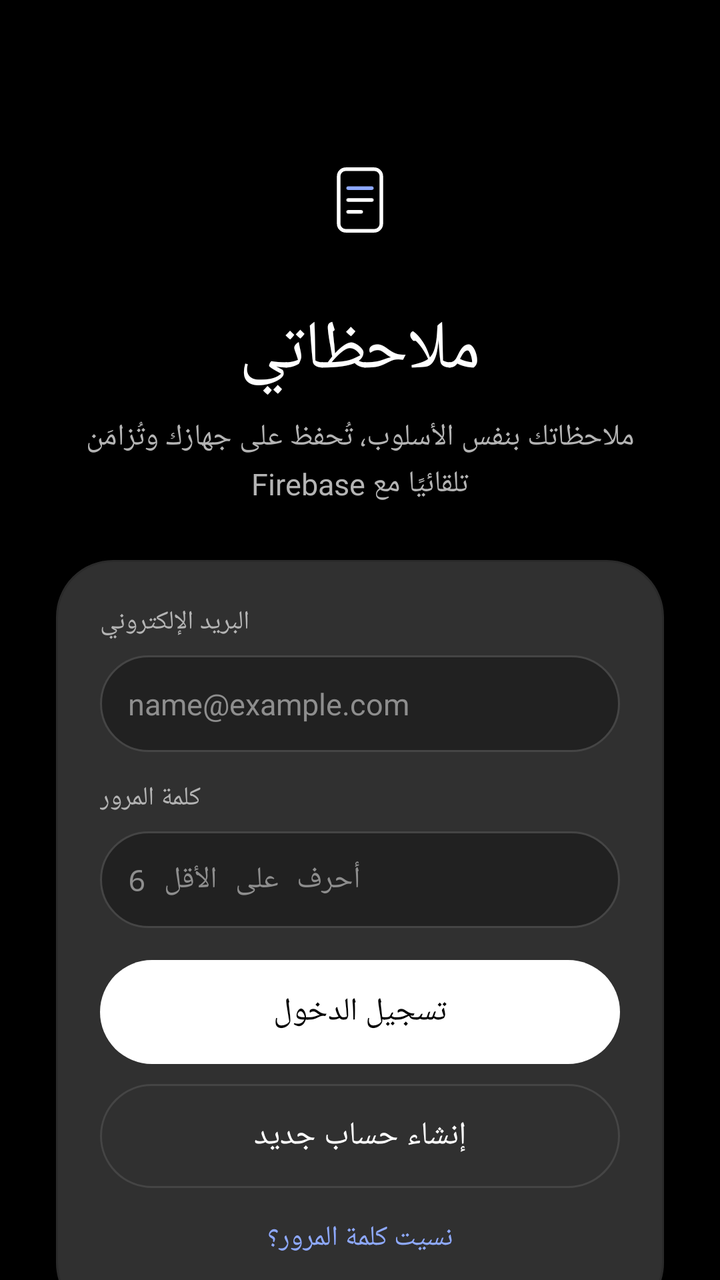
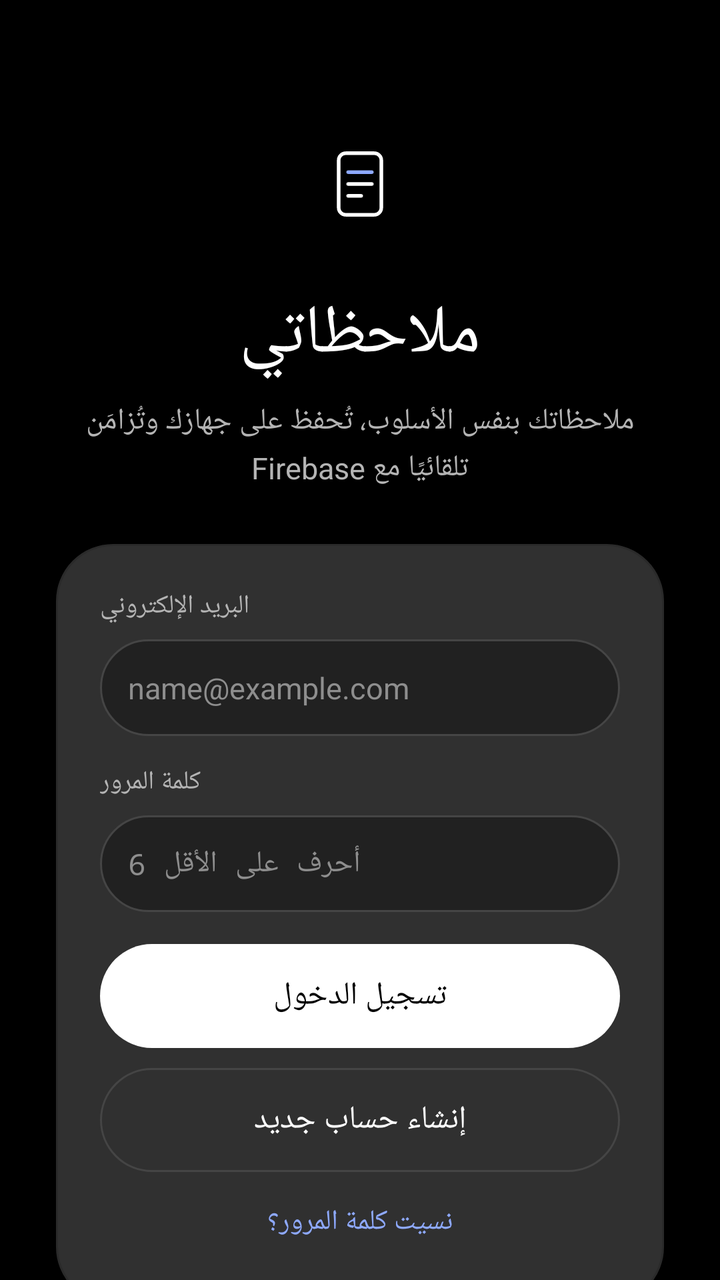

Compare the two renders of this Android layout. The source of the first and the diff that turns it into the second are given below.
<!-- AndroidManifest.xml: activity theme Theme.App.Starting -->
<!-- res/layout/activity_login.xml -->
<?xml version="1.0" encoding="utf-8"?>
<ScrollView xmlns:android="http://schemas.android.com/apk/res/android"
    android:layout_width="match_parent"
    android:layout_height="match_parent"
    android:background="@color/bg"
    android:fillViewport="true">

    <LinearLayout
        android:layout_width="match_parent"
        android:layout_height="wrap_content"
        android:gravity="center_horizontal"
        android:orientation="vertical"
        android:padding="28dp">

        <View
            android:layout_width="match_parent"
            android:layout_height="40dp" />

        <ImageView
            android:layout_width="64dp"
            android:layout_height="64dp"
            android:importantForAccessibility="no"
            android:src="@drawable/ic_mark" />

        <TextView
            android:layout_width="wrap_content"
            android:layout_height="wrap_content"
            android:layout_marginTop="20dp"
            android:fontFamily="serif"
            android:text="@string/app_name"
            android:textColor="@color/text_primary"
            android:textSize="34sp" />

        <TextView
            android:layout_width="wrap_content"
            android:layout_height="wrap_content"
            android:layout_marginTop="10dp"
            android:gravity="center"
            android:lineSpacingMultiplier="1.15"
            android:text="@string/login_subtitle"
            android:textColor="@color/text_secondary"
            android:textSize="15sp" />

        <LinearLayout
            android:layout_width="match_parent"
            android:layout_height="wrap_content"
            android:layout_marginTop="28dp"
            android:background="@drawable/bg_card"
            android:orientation="vertical"
            android:padding="22dp">

            <TextView
                android:layout_width="wrap_content"
                android:layout_height="wrap_content"
                android:text="@string/email"
                android:textColor="@color/text_secondary"
                android:textSize="13sp" />

            <EditText
                android:id="@+id/email"
                android:layout_width="match_parent"
                android:layout_height="wrap_content"
                android:layout_marginTop="8dp"
                android:background="@drawable/bg_input"
                android:hint="@string/email_hint"
                android:importantForAutofill="no"
                android:inputType="textEmailAddress"
                android:padding="14dp"
                android:textAlignment="viewStart"
                android:textColor="@color/text_primary"
                android:textColorHint="@color/text_hint"
                android:textDirection="ltr"
                android:textSize="15sp" />

            <TextView
                android:layout_width="wrap_content"
                android:layout_height="wrap_content"
                android:layout_marginTop="14dp"
                android:text="@string/password"
                android:textColor="@color/text_secondary"
                android:textSize="13sp" />

            <EditText
                android:id="@+id/password"
                android:layout_width="match_parent"
                android:layout_height="wrap_content"
                android:layout_marginTop="8dp"
                android:background="@drawable/bg_input"
                android:hint="@string/password_hint"
                android:importantForAutofill="no"
                android:inputType="textPassword"
                android:padding="14dp"
                android:textAlignment="viewStart"
                android:textColor="@color/text_primary"
                android:textColorHint="@color/text_hint"
                android:textDirection="ltr"
                android:textSize="15sp" />

            <TextView
                android:id="@+id/error"
                android:layout_width="match_parent"
                android:layout_height="wrap_content"
                android:layout_marginTop="12dp"
                android:lineSpacingMultiplier="1.15"
                android:textAlignment="viewStart"
                android:textColor="@color/bad"
                android:textSize="13sp"
                android:visibility="gone" />

            <Button
                android:id="@+id/btnLogin"
                style="@style/BtnPrimary"
                android:layout_width="match_parent"
                android:layout_height="wrap_content"
                android:layout_marginTop="16dp"
                android:text="@string/login" />

            <Button
                android:id="@+id/btnSignUp"
                style="@style/BtnSecondary"
                android:layout_width="match_parent"
                android:layout_height="wrap_content"
                android:layout_marginTop="10dp"
                android:text="@string/create_account" />

            <TextView
                android:id="@+id/btnForgot"
                android:layout_width="match_parent"
                android:layout_height="wrap_content"
                android:gravity="center"
                android:minHeight="44dp"
                android:paddingTop="6dp"
                android:text="@string/forgot_password"
                android:textColor="@color/accent_text"
                android:textSize="14sp" />
        </LinearLayout>

        <Button
            android:id="@+id/btnGoogle"
            style="@style/BtnSecondary"
            android:layout_width="match_parent"
            android:layout_height="wrap_content"
            android:layout_marginTop="16dp"
            android:text="@string/continue_google" />

        <Button
            android:id="@+id/btnGuest"
            style="@style/BtnSecondary"
            android:layout_width="match_parent"
            android:layout_height="wrap_content"
            android:layout_marginTop="10dp"
            android:text="@string/continue_guest" />

        <Button
            android:id="@+id/btnLocal"
            style="@style/BtnSecondary"
            android:layout_width="match_parent"
            android:layout_height="wrap_content"
            android:layout_marginTop="10dp"
            android:text="@string/continue_local" />

        <TextView
            android:layout_width="match_parent"
            android:layout_height="wrap_content"
            android:layout_marginTop="18dp"
            android:lineSpacingMultiplier="1.2"
            android:paddingStart="8dp"
            android:paddingEnd="8dp"
            android:text="@string/login_help"
            android:textColor="@color/text_secondary"
            android:textSize="13sp" />
    </LinearLayout>
</ScrollView>
<!-- resources referenced by this layout -->
<resources>
  <color name="accent_text">#8EA9FF</color>
  <color name="bad">#FF6B6B</color>
  <color name="bg">#000000</color>
  <color name="text_hint">#8E8E8E</color>
  <color name="text_primary">#FFFFFF</color>
  <color name="text_secondary">#B4B4B4</color>
  <!-- drawable bg_card (drawable) -->
  <?xml version="1.0" encoding="utf-8"?>
  <shape xmlns:android="http://schemas.android.com/apk/res/android" android:shape="rectangle">
      <solid android:color="@color/surface" />
      <stroke android:width="1dp" android:color="@color/stroke_soft" />
      <corners android:radius="28dp" />
  </shape>
  <!-- drawable bg_input (drawable) -->
  <?xml version="1.0" encoding="utf-8"?>
  <shape xmlns:android="http://schemas.android.com/apk/res/android" android:shape="rectangle">
      <solid android:color="@color/field" />
      <stroke android:width="1dp" android:color="@color/stroke" />
      <corners android:radius="26dp" />
  </shape>
  <string name="app_name">ملاحظاتي</string>
  <string name="continue_google">المتابعة بحساب Google</string>
  <string name="continue_guest">المتابعة كضيف (مزامنة تلقائية)</string>
  <string name="continue_local">المتابعة بدون مزامنة</string>
  <string name="create_account">إنشاء حساب جديد</string>
  <string name="email">البريد الإلكتروني</string>
  <string name="email_hint">name@example.com</string>
  <string name="forgot_password">نسيت كلمة المرور؟</string>
  <string name="login">تسجيل الدخول</string>
  <string name="login_help">تسجيل الدخول بالبريد يتيح لك الوصول إلى ملاحظاتك من أي جهاز. يمكنك تغيير هذا لاحقًا من الإعدادات.</string>
  <string name="login_subtitle">ملاحظاتك بنفس الأسلوب، تُحفظ على جهازك وتُزامَن تلقائيًا مع Firebase</string>
  <string name="password">كلمة المرور</string>
  <string name="password_hint">6 أحرف على الأقل</string>
  <style name="Theme.App.Starting" parent="Theme.SplashScreen">
          <item name="windowSplashScreenBackground">@color/bg</item>
          <item name="windowSplashScreenAnimatedIcon">@drawable/anim_mark</item>
          <item name="windowSplashScreenAnimationDuration">900</item>
          <item name="postSplashScreenTheme">@style/AppTheme</item>
      </style>
  <color name="surface">#303030</color>
  <color name="stroke_soft">#2A2A2A</color>
  <color name="field">#212121</color>
  <color name="stroke">#454545</color>
  <!-- drawable btn_primary (drawable) -->
  <?xml version="1.0" encoding="utf-8"?>
  <ripple xmlns:android="http://schemas.android.com/apk/res/android" android:color="@color/ripple_on_accent">
      <item>
          <shape android:shape="rectangle">
              <solid android:color="#FFFFFF" />
              <corners android:radius="100dp" />
          </shape>
      </item>
  </ripple>
  <color name="on_accent">#000000</color>
  <!-- drawable btn_secondary (drawable) -->
  <?xml version="1.0" encoding="utf-8"?>
  <ripple xmlns:android="http://schemas.android.com/apk/res/android" android:color="@color/ripple">
      <item>
          <shape android:shape="rectangle">
              <solid android:color="@color/surface" />
              <stroke android:width="1dp" android:color="@color/stroke" />
              <corners android:radius="100dp" />
          </shape>
      </item>
  </ripple>
  <color name="ripple_on_accent">#22000000</color>
  <color name="ripple">#22FFFFFF</color>
  <color name="accent">#3566EF</color>
  <style name="ActivityAnim" parent="@android:style/Animation.Activity">
          <item name="android:activityOpenEnterAnimation">@anim/act_open_enter</item>
          <item name="android:activityOpenExitAnimation">@anim/act_open_exit</item>
          <item name="android:activityCloseEnterAnimation">@anim/act_close_enter</item>
          <item name="android:activityCloseExitAnimation">@anim/act_close_exit</item>
      </style>
  <style name="DialogAnim" parent="@android:style/Animation.Dialog">
          <item name="android:windowEnterAnimation">@anim/dlg_in</item>
          <item name="android:windowExitAnimation">@anim/dlg_out</item>
      </style>
  <!-- unchanged entries left out for length: 7 -->
</resources>

<!-- the commit's change to res/layout/activity_login.xml (unified diff, before → after) -->
@@ -12,9 +12,16 @@
         android:orientation="vertical"
         android:padding="28dp">
 
+        <LinearLayout
+            android:id="@+id/langRow"
+            android:layout_width="wrap_content"
+            android:layout_height="wrap_content"
+            android:layout_marginTop="8dp"
+            android:orientation="horizontal" />
+
         <View
             android:layout_width="match_parent"
-            android:layout_height="40dp" />
+            android:layout_height="24dp" />
 
         <ImageView
             android:layout_width="64dp"
@@ -135,12 +142,20 @@
                 android:textSize="14sp" />
         </LinearLayout>
 
+        <TextView
+            android:layout_width="wrap_content"
+            android:layout_height="wrap_content"
+            android:layout_marginTop="18dp"
+            android:text="@string/or_divider"
+            android:textColor="@color/text_hint"
+            android:textSize="13sp" />
+
         <Button
             android:id="@+id/btnGoogle"
             style="@style/BtnSecondary"
             android:layout_width="match_parent"
             android:layout_height="wrap_content"
-            android:layout_marginTop="16dp"
+            android:layout_marginTop="10dp"
             android:text="@string/continue_google" />
 
         <Button
<!-- resource entries referenced after the edit -->
@@ -31,6 +31,7 @@
   <string name="login">تسجيل الدخول</string>
   <string name="login_help">تسجيل الدخول بالبريد يتيح لك الوصول إلى ملاحظاتك من أي جهاز. يمكنك تغيير هذا لاحقًا من الإعدادات.</string>
   <string name="login_subtitle">ملاحظاتك بنفس الأسلوب، تُحفظ على جهازك وتُزامَن تلقائيًا مع Firebase</string>
+  <string name="or_divider">أو</string>
   <string name="password">كلمة المرور</string>
   <string name="password_hint">6 أحرف على الأقل</string>
   <style name="Theme.App.Starting" parent="Theme.SplashScreen">
